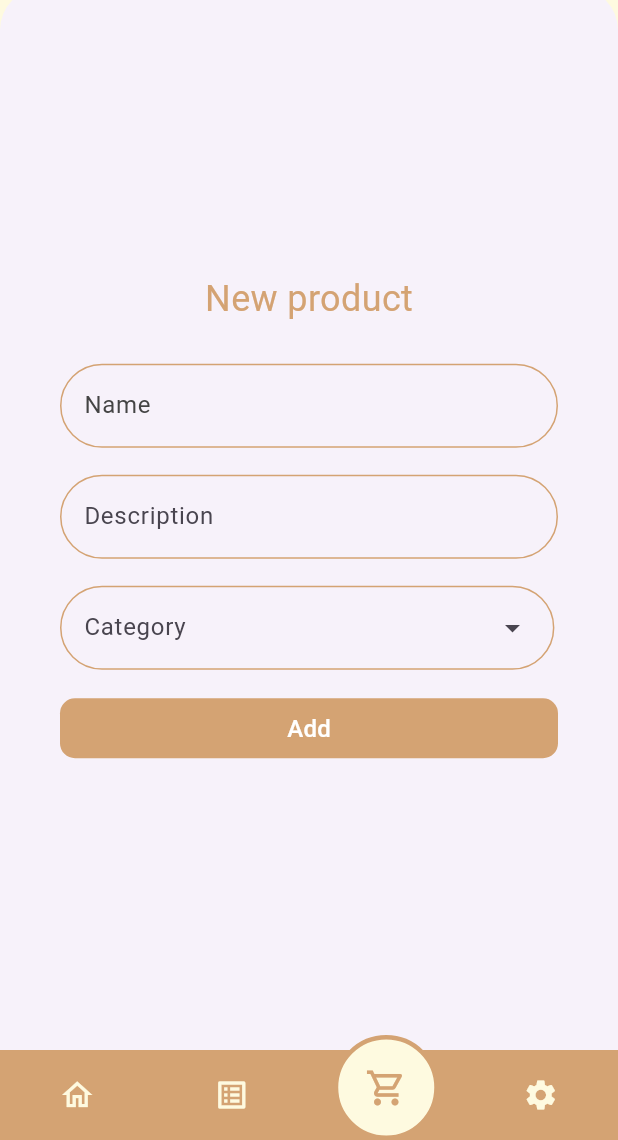
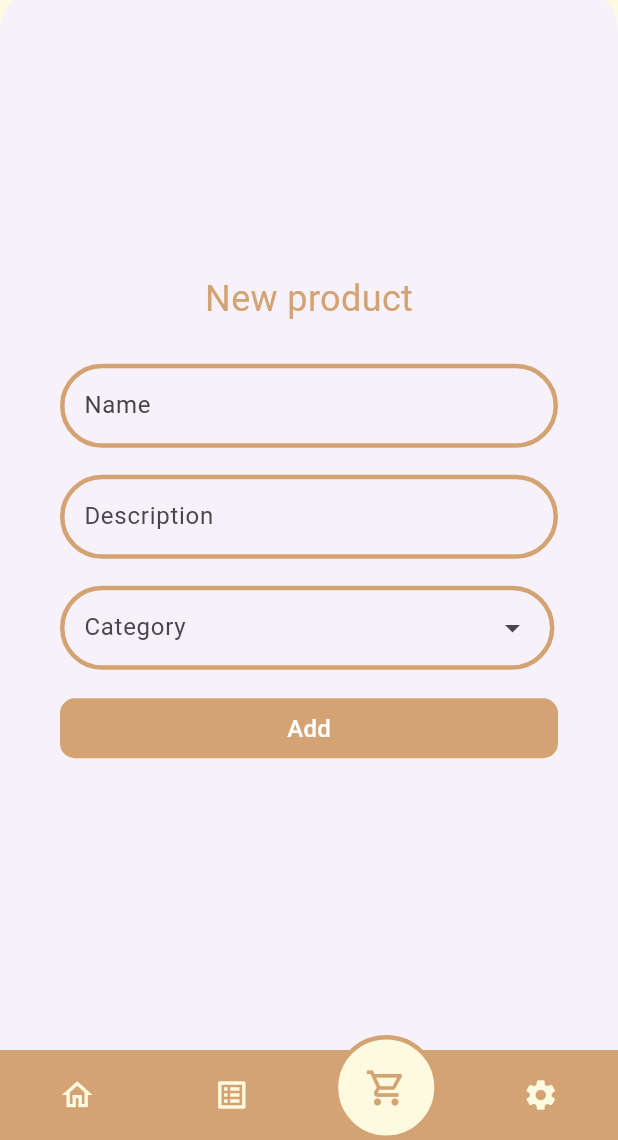
Before and after one commit to FacuCristobalGlobant/shopping-helper, a Flutter app: the screen it shows after launch, item 3 of the bottom bar chosen, after a tap on "Add new product", on a phone screen of 412 x 824 dp, the part 96-1236 px from its top. Run offline on Flutter 3.47's test engine with Material 3 defaults, Android fonts, the light colour scheme and no system bars; our stand-ins replace font_awesome_flutter, freezed_annotation, go_router, hive_ce, hive_ce_flutter; accounts and stored records are empty; generated files the repository leaves out were written again.

Commit message:
working on product page list

```diff
--- /dev/null
+++ b/lib/core/theme_helper.dart
@@ -0,0 +1,13 @@
+import 'package:flutter/material.dart';
+
+import 'colors.dart';
+
+abstract class ThemeHelper {
+  static final shoppingHelperWidgetStateInputBorder =
+      WidgetStateInputBorder.resolveWith(
+        (_) => OutlineInputBorder(
+          borderRadius: BorderRadius.all(Radius.circular(50.0)),
+          borderSide: BorderSide(width: 3.0, color: ColorHelper.primary),
+        ),
+      );
+}
--- a/lib/data/datasource/database.dart
+++ b/lib/data/datasource/database.dart
@@ -1,6 +1,9 @@
 abstract class Database<T> {
-  Future<List<T>> get();
+  Future<Map<dynamic, T>> get();
+
   Future<T?> getById(int id);
+
   Future<int?> insert(T element);
+
   Future<int?> delete(int id);
 }
--- a/lib/data/datasource/hive_datasource.dart
+++ b/lib/data/datasource/hive_datasource.dart
@@ -4,10 +4,12 @@ import 'package:hive_ce_poc/data/datasource/database.dart';
 import 'package:hive_ce_poc/domain/entities/product.dart';
 
 import '../../core/string_constants.dart';
+import '../models/product_model.dart';
 
-class HiveDatabase extends Database<Product> {
-
-  final Box<Product> box = Hive.box<Product>(StringConstants.productBox);
+class HiveDatabase extends Database<ProductModel> {
+  final Box<ProductModel> box = Hive.box<ProductModel>(
+    StringConstants.productBox,
+  );
 
   @override
   Future<int?> delete(int id) async {
@@ -21,17 +23,17 @@ class HiveDatabase extends Database<Product> {
   }
 
   @override
-  Future<List<Product>> get() async {
+  Future<Map<dynamic, ProductModel>> get() async {
     try {
-      return box.values.toList();
+      return box.toMap();
     } catch (exception) {
       debugPrint('unable to retrieve values');
-      return [];
+      return {};
     }
   }
 
   @override
-  Future<Product?> getById(int id) async {
+  Future<ProductModel?> getById(int id) async {
     try {
       return box.getAt(id);
     } catch (exception) {
@@ -41,14 +43,12 @@ class HiveDatabase extends Database<Product> {
   }
 
   @override
-  Future<int?> insert(Product element) async {
+  Future<int?> insert(ProductModel element) async {
     try {
-      await box.add(element);
-      return element.id;
+      return await box.add(element);
     } catch (exception) {
       debugPrint(exception.toString());
       return null;
     }
   }
-
 }
--- a/lib/domain/entities/shopping_list.dart
+++ b/lib/domain/entities/shopping_list.dart
@@ -1,4 +1,5 @@
 import 'package:freezed_annotation/freezed_annotation.dart';
+import 'package:hive_ce_poc/domain/entities/shopping_list_item.dart';
 
 part 'shopping_list.freezed.dart';
 
@@ -6,7 +7,7 @@ part 'shopping_list.freezed.dart';
 abstract class ShoppingList with _$ShoppingList {
   const factory ShoppingList({
     required int id,
-    required List<int> productsId,
+    required List<ShoppingListItem> productsId,
     required String name,
     String? description,
   }) = _ShoppingList;
--- a/lib/main.dart
+++ b/lib/main.dart
@@ -2,7 +2,11 @@ import 'package:flutter/material.dart';
 import 'package:go_router/go_router.dart';
 import 'package:hive_ce_flutter/adapters.dart';
 import 'package:hive_ce_poc/data/datasource/hive_datasource.dart';
+import 'package:hive_ce_poc/data/models/product_model.dart';
+import 'package:hive_ce_poc/data/models/shopping_list_model.dart';
+import 'package:hive_ce_poc/data/repositories/product_repository.dart';
 import 'package:hive_ce_poc/domain/entities/shopping_list.dart';
+import 'package:hive_ce_poc/domain/repositories/database_repository.dart';
 import 'package:hive_ce_poc/presentation/base_scaffold.dart';
 import 'package:hive_ce_poc/presentation/bloc/product_bloc.dart';
 import 'package:hive_ce_poc/presentation/bloc/shopping_list_bloc.dart';
@@ -51,7 +55,7 @@ final _router = GoRouter(
             GoRoute(
               path: '/products',
               builder: (BuildContext context, GoRouterState state) =>
-                  ProductsPage(bloc: Provider.of<ProductBloc>(context),),
+                  ProductsPage(bloc: Provider.of<ProductBloc>(context)),
             ),
           ],
         ),
@@ -87,16 +91,24 @@ void main() async {
   await Hive.initFlutter('.');
   Hive.registerAdapters();
 
-  await Hive.openBox<ShoppingList>(StringConstants.shoppingListBox);
-  await Hive.openBox<Product>(StringConstants.productBox);
+  await Hive.openBox<ShoppingListModel>(StringConstants.shoppingListBox);
+  await Hive.openBox<ProductModel>(StringConstants.productBox);
   runApp(
     MultiProvider(
       providers: [
         Provider(create: (_) => ShoppingListBloc()..initialize()),
-        Provider<Database<Product>>(create: (_) => HiveDatabase()),
-        ProxyProvider<Database<Product>, ProductBloc>(
-          update: (BuildContext context, Database<Product> database, _) =>
-              ProductBloc(database: database)..initialize(),
+        Provider<Database<ProductModel>>(create: (_) => HiveDatabase()),
+        ProxyProvider<Database<ProductModel>, DatabaseRepository<Product>>(
+          update: (BuildContext context, Database<ProductModel> database, _) =>
+              ProductRepository(database: database),
+        ),
+        ProxyProvider<DatabaseRepository<Product>, ProductBloc>(
+          update:
+              (
+                BuildContext context,
+                DatabaseRepository<Product> repository,
+                _,
+              ) => ProductBloc(repository: repository)..initialize(),
         ),
       ],
       child: MaterialApp.router(routerConfig: _router),
--- a/lib/presentation/bloc/product_bloc.dart
+++ b/lib/presentation/bloc/product_bloc.dart
@@ -1,13 +1,15 @@
 import 'dart:async';
 import 'dart:ui';
 
+import 'package:flutter/cupertino.dart';
 import 'package:hive_ce_poc/core/bloc.dart';
 import 'package:hive_ce_poc/core/bloc_state.dart';
 import 'package:hive_ce_poc/data/datasource/database.dart';
 import 'package:hive_ce_poc/domain/entities/product.dart';
+import 'package:hive_ce_poc/domain/repositories/database_repository.dart';
 
 class ProductBloc extends Bloc {
-  ProductBloc({required this.database});
+  ProductBloc({required this.repository});
 
   final List<Product> _products = [];
   final List<Product> _searchResults = [];
@@ -15,7 +17,7 @@ class ProductBloc extends Bloc {
   final StreamController<BlocState> _controller =
       StreamController<BlocState>.broadcast();
 
-  final Database<Product> database;
+  final DatabaseRepository<Product> repository;
 
   Stream<BlocState> get stream => _controller.stream;
 
@@ -28,8 +30,8 @@ class ProductBloc extends Bloc {
   void initialize() async {
     _controller.sink.add(LoadingBlocState());
     try {
-      _searchResults.addAll(await database.get());
-      _controller.sink.add(SuccessBlocState(result: await database.get()));
+      _searchResults.addAll(await repository.get());
+      _controller.sink.add(SuccessBlocState(result: await repository.get()));
     } catch (exception) {
       _controller.sink.add(ErrorBlocState());
     }
@@ -37,19 +39,42 @@ class ProductBloc extends Bloc {
 
   void addProduct(Product product) async {
     try {
-      database.insert(product);
+      repository.insert(product);
       _products.clear();
-      _products.addAll(await database.get());
-      _products.clear();
-      _products.addAll(await database.get());
+      _products.addAll(await repository.get());
       refreshResults();
     } catch (exception) {
       _controller.sink.add(ErrorBlocState());
     }
   }
 
-  void refreshResults() {
+  Future<int?> deleteProduct(int id) async {
+    try {
+      final int? deletedItemId = await repository.delete(id);
+      refreshResults();
+      return deletedItemId;
+    } catch (e) {
+      debugPrint(e.toString());
+    }
+    return null;
+  }
+
+  Future<List<Product>> getAllProducts() async {
+    final List<Product> result = [];
+
+    try {
+      result.addAll(await repository.get());
+    } catch (e) {
+      debugPrint(e.toString());
+    }
+
+    return result;
+  }
+
+  void refreshResults() async {
     _controller.sink.add(LoadingBlocState());
+    _products.clear();
+    _products.addAll(await getAllProducts());
     _controller.sink.add(SuccessBlocState(result: _products));
   }
 }
--- a/lib/presentation/pages/products_page.dart
+++ b/lib/presentation/pages/products_page.dart
@@ -1,6 +1,7 @@
 import 'package:flutter/material.dart';
 import 'package:font_awesome_flutter/font_awesome_flutter.dart';
 import 'package:hive_ce_poc/core/bloc_state.dart';
+import 'package:hive_ce_poc/core/theme_helper.dart';
 import 'package:hive_ce_poc/domain/entities/product.dart';
 import 'package:hive_ce_poc/presentation/bloc/product_bloc.dart';
 import 'package:hive_ce_poc/presentation/widgets/create_product_dialog.dart';
@@ -19,17 +20,20 @@ class ProductsPage extends StatefulWidget {
 class _ProductsPageState extends State<ProductsPage> {
   final List<IconData> categoriesIconData = categoriesIcons.values.toList();
   final List<String> categoriesNames = categoriesIcons.keys.toList();
+  final List<Product> productListItems = [];
 
   @override
   void initState() {
-    widget.bloc.initialize();
+    widget.bloc.refreshResults();
+    widget.bloc.stream.listen((BlocState state) {
+      productListItems.clear();
+      //productListItems.addAll(iterable)
+    });
     super.initState();
   }
 
   @override
   Widget build(BuildContext context) {
-    widget.bloc.refreshResults();
-
     return Column(
       mainAxisAlignment: MainAxisAlignment.start,
       mainAxisSize: MainAxisSize.max,
@@ -39,20 +43,9 @@ class _ProductsPageState extends State<ProductsPage> {
           child: TextField(
             cursorColor: ColorHelper.primaryDark,
             decoration: InputDecoration(
-              border: WidgetStateInputBorder.resolveWith(
-                (_) => OutlineInputBorder(
-                  borderRadius: BorderRadius.all(Radius.circular(50.0)),
-                  borderSide: BorderSide(
-                    width: 3.0,
-                    color: ColorHelper.primary,
-                  ),
-                ),
-              ),
+              border: ThemeHelper.shoppingHelperWidgetStateInputBorder,
               label: Text('Search'),
-              labelStyle: TextStyle(
-                color: ColorHelper.primaryDark,
-              ),
-
+              labelStyle: TextStyle(color: ColorHelper.primaryDark),
             ),
           ),
         ),
@@ -145,18 +138,43 @@ class _ProductsPageState extends State<ProductsPage> {
                           final List<Product> results =
                               (snapshot.data as SuccessBlocState<List<Product>>)
                                   .result;
-                          return ListView.builder(
-                            itemCount: results.length,
-                            itemBuilder: (BuildContext context, int index) {
-                              final Product product = results[index];
+
+                          return AnimatedList(
+                            itemBuilder:
+                                (
+                                  BuildContext context,
+                                  int index,
+                                  Animation<double> animation,
+                                ) {
                                   return ProductListTile(
-                                product: product,
+                                    animation: animation,
+                                    product: results[index],
                                     roundedTop: index == 0,
                                     roundedBottom: index == results.length - 1,
                                     textColor: ColorHelper.background,
+                                    backgroundColor: ColorHelper.primary,
                                   );
                                 },
+                            initialItemCount: results.length,
                           );
+
+                          // return ListView.builder(
+                          //   itemCount: results.length,
+                          //   itemBuilder: (BuildContext context, int index) {
+                          //     final Product product = results[index];
+                          //     return ProductListTile(
+                          //       product: product,
+                          //       roundedTop: index == 0,
+                          //       roundedBottom: index == results.length - 1,
+                          //       textColor: ColorHelper.background,
+                          //       onLongPress: () {
+                          //         widget.bloc.deleteProduct(product.id);
+                          //       },
+                          //       backgroundColor: ColorHelper.primary,
+                          //     );
+                          //   },
+                          // );
+                          //
                         } else {
                           return Center(
                             child: Text(
@@ -177,56 +195,78 @@ class _ProductsPageState extends State<ProductsPage> {
   }
 }
 
-class ProductListTile extends StatelessWidget {
+class ProductListTile extends StatefulWidget {
   const ProductListTile({
     super.key,
+    required this.animation,
     required this.product,
     required this.roundedBottom,
     required this.roundedTop,
     required this.textColor,
+    required this.backgroundColor,
   });
 
+  final Animation animation;
   final Product product;
   final bool roundedBottom;
   final bool roundedTop;
   final Color textColor;
+  final Color backgroundColor;
+
+  @override
+  State<ProductListTile> createState() => _ProductListTileState();
+}
+
+class _ProductListTileState extends State<ProductListTile> {
+  late Color backgroundColor;
+
+  @override
+  void initState() {
+    backgroundColor = widget.backgroundColor;
+    super.initState();
+  }
 
   @override
   Widget build(BuildContext context) {
     final borderRadius = BorderRadiusGeometry.vertical(
-      top: roundedTop ? Radius.circular(10.0) : Radius.circular(0.0),
-      bottom: roundedBottom ? Radius.circular(10.0) : Radius.circular(0.0),
+      top: widget.roundedTop ? Radius.circular(10.0) : Radius.circular(0.0),
+      bottom: widget.roundedBottom
+          ? Radius.circular(10.0)
+          : Radius.circular(0.0),
     );
 
     return Padding(
       padding: EdgeInsets.only(
         left: 20.0,
         right: 20.0,
-        top: roundedTop ? 0.0 : 2.0,
+        top: widget.roundedTop ? 0.0 : 2.0,
       ),
       child: Container(
-        padding: EdgeInsets.symmetric(vertical: 8.0, horizontal: 16.0),
         decoration: BoxDecoration(
           borderRadius: borderRadius,
-          color: ColorHelper.primary,
+          color: backgroundColor,
         ),
+        padding: EdgeInsets.symmetric(vertical: 8.0, horizontal: 16.0),
         child: Row(
           crossAxisAlignment: CrossAxisAlignment.center,
           children: [
-            Icon(categoriesIcons[product.category.name], color: textColor),
+            Icon(
+              categoriesIcons[widget.product.category.name],
+              color: widget.textColor,
+            ),
             Expanded(
               child: Column(
                 crossAxisAlignment: CrossAxisAlignment.center,
                 mainAxisAlignment: MainAxisAlignment.start,
                 children: [
                   Text(
-                    product.name,
-                    style: TextStyle(color: textColor, fontSize: 18.0),
+                    widget.product.name,
+                    style: TextStyle(color: widget.textColor, fontSize: 18.0),
                   ),
                 ],
               ),
             ),
-            Icon(FontAwesomeIcons.plus, color: textColor),
+            Icon(FontAwesomeIcons.plus, color: widget.textColor),
           ],
         ),
       ),
--- a/lib/presentation/widgets/create_product_dialog.dart
+++ b/lib/presentation/widgets/create_product_dialog.dart
@@ -1,6 +1,7 @@
 import 'package:flutter/material.dart';
 import 'package:go_router/go_router.dart';
 import 'package:hive_ce_poc/core/colors.dart';
+import 'package:hive_ce_poc/core/theme_helper.dart';
 
 import '../../domain/entities/product.dart';
 
@@ -31,7 +32,7 @@ class _CreateProductDialogState extends State<CreateProductDialog> {
             child: Center(
               child: Text(
                 'New product',
-                style: TextStyle(fontSize: 24.0, color: ColorHelper.primary, ),
+                style: TextStyle(fontSize: 24.0, color: ColorHelper.primary),
               ),
             ),
           ),
@@ -40,15 +41,7 @@ class _CreateProductDialogState extends State<CreateProductDialog> {
             decoration: InputDecoration(
               labelText: 'Name',
               labelStyle: TextStyle(color: ColorHelper.primaryDark),
-              border: WidgetStateInputBorder.resolveWith(
-                    (_) => OutlineInputBorder(
-                  borderRadius: BorderRadius.all(Radius.circular(50.0)),
-                  borderSide: BorderSide(
-                    width: 1.0,
-                    color: ColorHelper.primary,
-                  ),
-                ),
-              ),
+              border: ThemeHelper.shoppingHelperWidgetStateInputBorder,
             ),
             onChanged: (newValue) {
               name = newValue;
@@ -58,15 +51,7 @@ class _CreateProductDialogState extends State<CreateProductDialog> {
           TextFormField(
             decoration: InputDecoration(
               labelText: 'Description',
-              border: WidgetStateInputBorder.resolveWith(
-                    (_) => OutlineInputBorder(
-                  borderRadius: BorderRadius.all(Radius.circular(50.0)),
-                  borderSide: BorderSide(
-                    width: 1.0,
-                    color: ColorHelper.primary,
-                  ),
-                ),
-              ),
+              border: ThemeHelper.shoppingHelperWidgetStateInputBorder,
             ),
             onChanged: (newValue) {
               description = newValue;
@@ -76,15 +61,7 @@ class _CreateProductDialogState extends State<CreateProductDialog> {
           DropdownMenu(
             hintText: 'Category',
             inputDecorationTheme: InputDecorationTheme(
-              border: WidgetStateInputBorder.resolveWith(
-                    (_) => OutlineInputBorder(
-                  borderRadius: BorderRadius.all(Radius.circular(50.0)),
-                  borderSide: BorderSide(
-                    width: 1.0,
-                    color: ColorHelper.primary,
-                  ),
-                ),
-              ),
+              border: ThemeHelper.shoppingHelperWidgetStateInputBorder,
             ),
             enableFilter: true,
             enableSearch: true,
@@ -108,9 +85,7 @@ class _CreateProductDialogState extends State<CreateProductDialog> {
           const SizedBox(height: 15),
           FilledButton(
             style: ButtonStyle(
-              backgroundColor: WidgetStatePropertyAll(
-                ColorHelper.primary,
-              ),
+              backgroundColor: WidgetStatePropertyAll(ColorHelper.primary),
               shape: WidgetStatePropertyAll(
                 RoundedRectangleBorder(
                   borderRadius: BorderRadius.circular(10.0),
```
Also changed, not shown: lib/data/repositories/product_repository.dart (added, +61 -0 lines), lib/hive/hive_adapters.dart (+6 -8 lines). Lines whose indentation alone changed are shown as unchanged.
